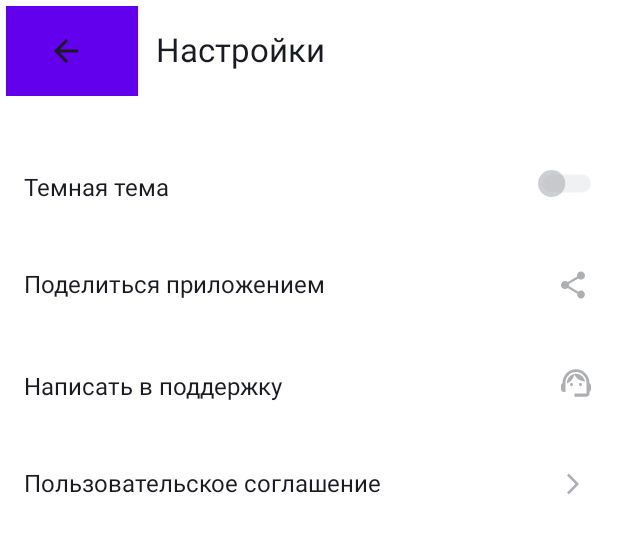
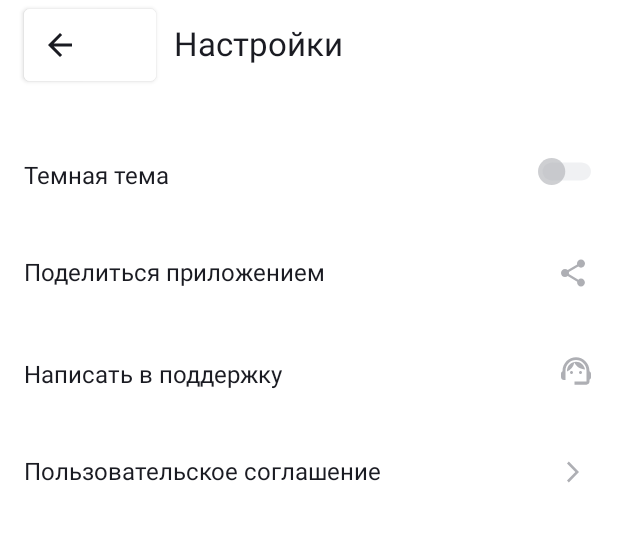
Before and after one commit to ZinovievIv/PlayList, an Android app: the layout activity_settings.xml on its own in the app's theme, with its tools: preview values and no code run, on a phone screen of 412 x 824 dp. Shown: the top 534 px of the screen. Run offline under Robolectric (Android 15) with nearby library versions, the phone set to English and light mode, and no system bars.

```diff
--- a/app/src/main/res/layout/activity_settings.xml
+++ b/app/src/main/res/layout/activity_settings.xml
@@ -6,25 +6,20 @@
     android:orientation="vertical"
     android:background="@color/white">
 
-    <LinearLayout
+    <androidx.appcompat.widget.Toolbar
+        android:id="@+id/toolbar"
+        android:layout_width="match_parent"
+        android:layout_height="wrap_content"
+        android:background="@android:color/white">
+
+        <Button
             android:layout_width="wrap_content"
             android:layout_height="wrap_content"
-        android:padding="4dp"
-        android:paddingStart="4dp"
-        android:paddingEnd="56dp"
-        android:orientation="horizontal">
-
-
-            <com.google.android.material.button.MaterialButton
-                android:layout_width="match_parent"
-                android:layout_height="wrap_content"
-                android:background="@color/white"
+            android:backgroundTint="@color/white"
             android:paddingVertical="12dp"
             android:paddingHorizontal="12dp"
-                app:iconGravity="textStart"
             app:icon="@drawable/arrow_back"
             app:iconTint="@color/black"/>
-
 
         <TextView
             android:layout_width="wrap_content"
@@ -37,7 +32,11 @@
             android:text="@string/settings"
             android:textColor="@color/black"
             android:textSize="22sp"/>
-        </LinearLayout>
+
+
+
+    </androidx.appcompat.widget.Toolbar>
+
     <FrameLayout
         android:layout_width="match_parent"
         android:layout_height="wrap_content"
```
Also changed, not shown: app/src/main/AndroidManifest.xml (+9 -0 lines), app/src/main/java/com/example/playlistmaker/MainActivity.kt (+19 -11 lines), app/src/main/java/com/example/playlistmaker/MediaLibraryActivity.kt (added, +11 -0 lines), app/src/main/java/com/example/playlistmaker/SearchActivity.kt (added, +11 -0 lines), app/src/main/java/com/example/playlistmaker/SettingsActivity.kt (added, +11 -0 lines), app/src/main/res/layout/activity_media_library.xml (added, +9 -0 lines), app/src/main/res/layout/activity_search.xml (added, +9 -0 lines). Lines whose indentation alone changed are shown as unchanged.
